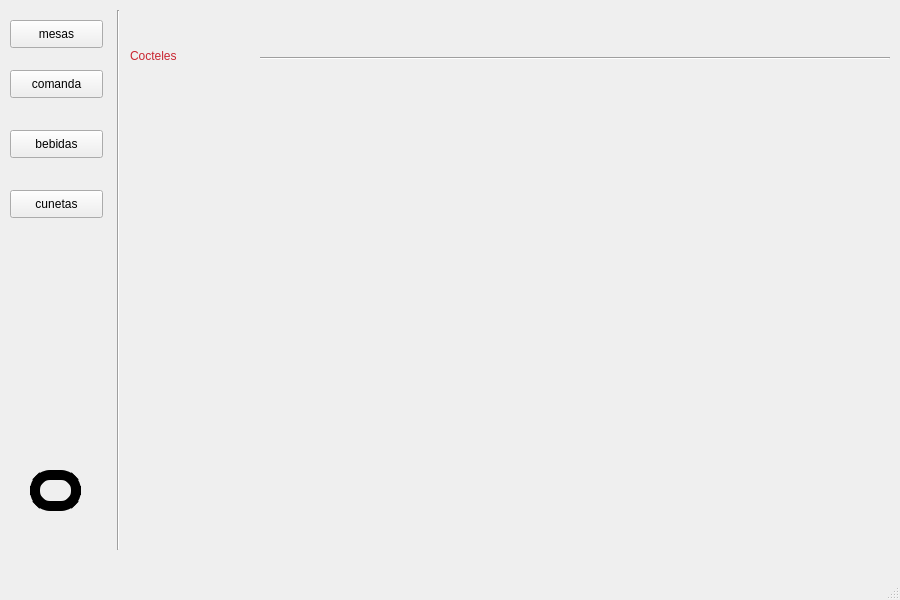
Above: Restaurante/Mesero/principal_mesero.ui from camvaz/restaurante-ihc before the change. Below: the same form after it.
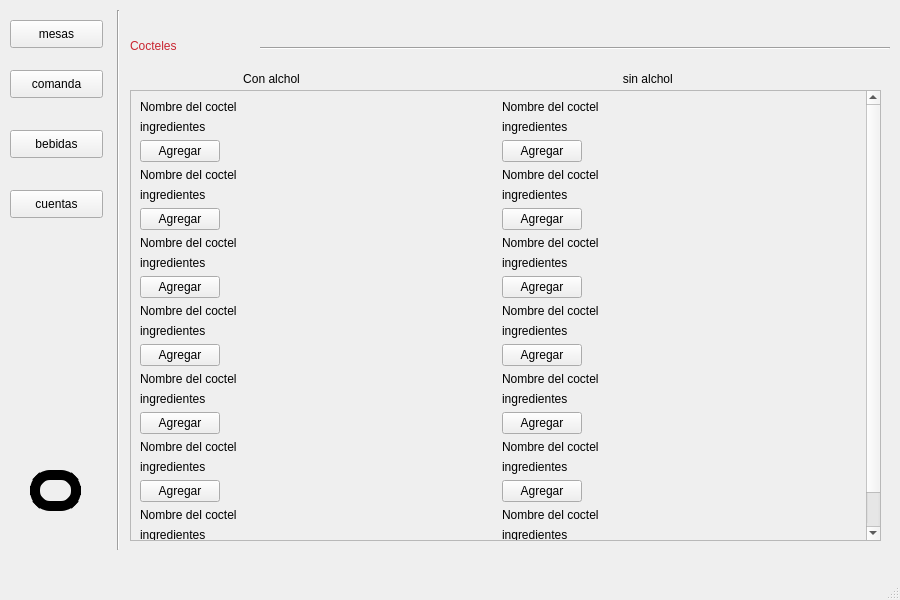
That is the form after the change. The open tabs and pages were chosen to show the change. Icons and pictures are not drawn.

Commit message: terminacion de comada,bebidas

```diff
--- a/Restaurante/Mesero/principal_mesero.ui
+++ b/Restaurante/Mesero/principal_mesero.ui
@@ -87,7 +87,7 @@
      <cursorShape>OpenHandCursor</cursorShape>
     </property>
     <property name="text">
-     <string>cunetas</string>
+     <string>cuentas</string>
     </property>
    </widget>
    <widget class="QLabel" name="label">
@@ -6049,7 +6049,7 @@
       <property name="geometry">
        <rect>
         <x>130</x>
-        <y>40</y>
+        <y>30</y>
         <width>630</width>
         <height>16</height>
        </rect>
@@ -6062,8 +6062,8 @@
       <property name="geometry">
        <rect>
         <x>0</x>
-        <y>30</y>
-        <width>160</width>
+        <y>20</y>
+        <width>110</width>
         <height>31</height>
        </rect>
       </property>
@@ -6077,6 +6077,620 @@
        <string>Cocteles</string>
       </property>
      </widget>
+     <widget class="QScrollArea" name="scrollArea_27">
+      <property name="geometry">
+       <rect>
+        <x>0</x>
+        <y>80</y>
+        <width>751</width>
+        <height>451</height>
+       </rect>
+      </property>
+      <property name="widgetResizable">
+       <bool>true</bool>
+      </property>
+      <widget class="QWidget" name="scrollAreaWidgetContents_27">
+       <property name="geometry">
+        <rect>
+         <x>0</x>
+         <y>0</y>
+         <width>728</width>
+         <height>619</height>
+        </rect>
+       </property>
+       <layout class="QGridLayout" name="gridLayout_408">
+        <item row="6" column="0">
+         <layout class="QGridLayout" name="gridLayout_425">
+          <item row="0" column="0">
+           <layout class="QGridLayout" name="gridLayout_426">
+            <item row="0" column="0" colspan="2">
+             <widget class="QLabel" name="label_886">
+              <property name="text">
+               <string>Nombre del coctel</string>
+              </property>
+             </widget>
+            </item>
+            <item row="1" column="0" colspan="2">
+             <widget class="QLabel" name="label_887">
+              <property name="text">
+               <string>ingredientes</string>
+              </property>
+             </widget>
+            </item>
+            <item row="2" column="0">
+             <widget class="QPushButton" name="pushButton_265">
+              <property name="text">
+               <string>Agregar</string>
+              </property>
+             </widget>
+            </item>
+            <item row="2" column="1">
+             <spacer name="horizontalSpacer_507">
+              <property name="orientation">
+               <enum>Qt::Horizontal</enum>
+              </property>
+              <property name="sizeHint" stdset="0">
+               <size>
+                <width>188</width>
+                <height>20</height>
+               </size>
+              </property>
+             </spacer>
+            </item>
+           </layout>
+          </item>
+          <item row="0" column="1">
+           <layout class="QGridLayout" name="gridLayout_427">
+            <item row="0" column="0" colspan="2">
+             <widget class="QLabel" name="label_888">
+              <property name="text">
+               <string>Nombre del coctel</string>
+              </property>
+             </widget>
+            </item>
+            <item row="1" column="0" colspan="2">
+             <widget class="QLabel" name="label_889">
+              <property name="text">
+               <string>ingredientes</string>
+              </property>
+             </widget>
+            </item>
+            <item row="2" column="0">
+             <widget class="QPushButton" name="pushButton_266">
+              <property name="text">
+               <string>Agregar</string>
+              </property>
+             </widget>
+            </item>
+            <item row="2" column="1">
+             <spacer name="horizontalSpacer_508">
+              <property name="orientation">
+               <enum>Qt::Horizontal</enum>
+              </property>
+              <property name="sizeHint" stdset="0">
+               <size>
+                <width>188</width>
+                <height>20</height>
+               </size>
+              </property>
+             </spacer>
+            </item>
+           </layout>
+          </item>
+         </layout>
+        </item>
+        <item row="3" column="0">
+         <layout class="QGridLayout" name="gridLayout_416">
+          <item row="0" column="0">
+           <layout class="QGridLayout" name="gridLayout_417">
+            <item row="0" column="0" colspan="2">
+             <widget class="QLabel" name="label_874">
+              <property name="text">
+               <string>Nombre del coctel</string>
+              </property>
+             </widget>
+            </item>
+            <item row="1" column="0" colspan="2">
+             <widget class="QLabel" name="label_875">
+              <property name="text">
+               <string>ingredientes</string>
+              </property>
+             </widget>
+            </item>
+            <item row="2" column="0">
+             <widget class="QPushButton" name="pushButton_259">
+              <property name="text">
+               <string>Agregar</string>
+              </property>
+             </widget>
+            </item>
+            <item row="2" column="1">
+             <spacer name="horizontalSpacer_501">
+              <property name="orientation">
+               <enum>Qt::Horizontal</enum>
+              </property>
+              <property name="sizeHint" stdset="0">
+               <size>
+                <width>188</width>
+                <height>20</height>
+               </size>
+              </property>
+             </spacer>
+            </item>
+           </layout>
+          </item>
+          <item row="0" column="1">
+           <layout class="QGridLayout" name="gridLayout_418">
+            <item row="0" column="0" colspan="2">
+             <widget class="QLabel" name="label_876">
+              <property name="text">
+               <string>Nombre del coctel</string>
+              </property>
+             </widget>
+            </item>
+            <item row="1" column="0" colspan="2">
+             <widget class="QLabel" name="label_877">
+              <property name="text">
+               <string>ingredientes</string>
+              </property>
+             </widget>
+            </item>
+            <item row="2" column="0">
+             <widget class="QPushButton" name="pushButton_260">
+              <property name="text">
+               <string>Agregar</string>
+              </property>
+             </widget>
+            </item>
+            <item row="2" column="1">
+             <spacer name="horizontalSpacer_502">
+              <property name="orientation">
+               <enum>Qt::Horizontal</enum>
+              </property>
+              <property name="sizeHint" stdset="0">
+               <size>
+                <width>188</width>
+                <height>20</height>
+               </size>
+              </property>
+             </spacer>
+            </item>
+           </layout>
+          </item>
+         </layout>
+        </item>
+        <item row="1" column="0">
+         <layout class="QGridLayout" name="gridLayout_412">
+          <item row="0" column="0">
+           <layout class="QGridLayout" name="gridLayout_410">
+            <item row="0" column="0" colspan="2">
+             <widget class="QLabel" name="label_866">
+              <property name="text">
+               <string>Nombre del coctel</string>
+              </property>
+             </widget>
+            </item>
+            <item row="1" column="0" colspan="2">
+             <widget class="QLabel" name="label_867">
+              <property name="text">
+               <string>ingredientes</string>
+              </property>
+             </widget>
+            </item>
+            <item row="2" column="0">
+             <widget class="QPushButton" name="pushButton_255">
+              <property name="text">
+               <string>Agregar</string>
+              </property>
+             </widget>
+            </item>
+            <item row="2" column="1">
+             <spacer name="horizontalSpacer_497">
+              <property name="orientation">
+               <enum>Qt::Horizontal</enum>
+              </property>
+              <property name="sizeHint" stdset="0">
+               <size>
+                <width>188</width>
+                <height>20</height>
+               </size>
+              </property>
+             </spacer>
+            </item>
+           </layout>
+          </item>
+          <item row="0" column="1">
+           <layout class="QGridLayout" name="gridLayout_411">
+            <item row="0" column="0" colspan="2">
+             <widget class="QLabel" name="label_868">
+              <property name="text">
+               <string>Nombre del coctel</string>
+              </property>
+             </widget>
+            </item>
+            <item row="1" column="0" colspan="2">
+             <widget class="QLabel" name="label_869">
+              <property name="text">
+               <string>ingredientes</string>
+              </property>
+             </widget>
+            </item>
+            <item row="2" column="0">
+             <widget class="QPushButton" name="pushButton_256">
+              <property name="text">
+               <string>Agregar</string>
+              </property>
+             </widget>
+            </item>
+            <item row="2" column="1">
+             <spacer name="horizontalSpacer_498">
+              <property name="orientation">
+               <enum>Qt::Horizontal</enum>
+              </property>
+              <property name="sizeHint" stdset="0">
+               <size>
+                <width>188</width>
+                <height>20</height>
+               </size>
+              </property>
+             </spacer>
+            </item>
+           </layout>
+          </item>
+         </layout>
+        </item>
+        <item row="2" column="0">
+         <layout class="QGridLayout" name="gridLayout_413">
+          <item row="0" column="0">
+           <layout class="QGridLayout" name="gridLayout_414">
+            <item row="0" column="0" colspan="2">
+             <widget class="QLabel" name="label_870">
+              <property name="text">
+               <string>Nombre del coctel</string>
+              </property>
+             </widget>
+            </item>
+            <item row="1" column="0" colspan="2">
+             <widget class="QLabel" name="label_871">
+              <property name="text">
+               <string>ingredientes</string>
+              </property>
+             </widget>
+            </item>
+            <item row="2" column="0">
+             <widget class="QPushButton" name="pushButton_257">
+              <property name="text">
+               <string>Agregar</string>
+              </property>
+             </widget>
+            </item>
+            <item row="2" column="1">
+             <spacer name="horizontalSpacer_499">
+              <property name="orientation">
+               <enum>Qt::Horizontal</enum>
+              </property>
+              <property name="sizeHint" stdset="0">
+               <size>
+                <width>188</width>
+                <height>20</height>
+               </size>
+              </property>
+             </spacer>
+            </item>
+           </layout>
+          </item>
+          <item row="0" column="1">
+           <layout class="QGridLayout" name="gridLayout_415">
+            <item row="0" column="0" colspan="2">
+             <widget class="QLabel" name="label_872">
+              <property name="text">
+               <string>Nombre del coctel</string>
+              </property>
+             </widget>
+            </item>
+            <item row="1" column="0" colspan="2">
+             <widget class="QLabel" name="label_873">
+              <property name="text">
+               <string>ingredientes</string>
+              </property>
+             </widget>
+            </item>
+            <item row="2" column="0">
+             <widget class="QPushButton" name="pushButton_258">
+              <property name="text">
+               <string>Agregar</string>
+              </property>
+             </widget>
+            </item>
+            <item row="2" column="1">
+             <spacer name="horizontalSpacer_500">
+              <property name="orientation">
+               <enum>Qt::Horizontal</enum>
+              </property>
+              <property name="sizeHint" stdset="0">
+               <size>
+                <width>188</width>
+                <height>20</height>
+               </size>
+              </property>
+             </spacer>
+            </item>
+           </layout>
+          </item>
+         </layout>
+        </item>
+        <item row="0" column="0">
+         <layout class="QHBoxLayout" name="horizontalLayout_26"/>
+        </item>
+        <item row="4" column="0">
+         <layout class="QGridLayout" name="gridLayout_419">
+          <item row="0" column="0">
+           <layout class="QGridLayout" name="gridLayout_420">
+            <item row="0" column="0" colspan="2">
+             <widget class="QLabel" name="label_878">
+              <property name="text">
+               <string>Nombre del coctel</string>
+              </property>
+             </widget>
+            </item>
+            <item row="1" column="0" colspan="2">
+             <widget class="QLabel" name="label_879">
+              <property name="text">
+               <string>ingredientes</string>
+              </property>
+             </widget>
+            </item>
+            <item row="2" column="0">
+             <widget class="QPushButton" name="pushButton_261">
+              <property name="text">
+               <string>Agregar</string>
+              </property>
+             </widget>
+            </item>
+            <item row="2" column="1">
+             <spacer name="horizontalSpacer_503">
+              <property name="orientation">
+               <enum>Qt::Horizontal</enum>
+              </property>
+              <property name="sizeHint" stdset="0">
+               <size>
+                <width>188</width>
+                <height>20</height>
+               </size>
+              </property>
+             </spacer>
+            </item>
+           </layout>
+          </item>
+          <item row="0" column="1">
+           <layout class="QGridLayout" name="gridLayout_421">
+            <item row="0" column="0" colspan="2">
+             <widget class="QLabel" name="label_880">
+              <property name="text">
+               <string>Nombre del coctel</string>
+              </property>
+             </widget>
+            </item>
+            <item row="1" column="0" colspan="2">
+             <widget class="QLabel" name="label_881">
+              <property name="text">
+               <string>ingredientes</string>
+              </property>
+             </widget>
+            </item>
+            <item row="2" column="0">
+             <widget class="QPushButton" name="pushButton_262">
+              <property name="text">
+               <string>Agregar</string>
+              </property>
+             </widget>
+            </item>
+            <item row="2" column="1">
+             <spacer name="horizontalSpacer_504">
+              <property name="orientation">
+               <enum>Qt::Horizontal</enum>
+              </property>
+              <property name="sizeHint" stdset="0">
+               <size>
+                <width>188</width>
+                <height>20</height>
+               </size>
+              </property>
+             </spacer>
+            </item>
+           </layout>
+          </item>
+         </layout>
+        </item>
+        <item row="5" column="0">
+         <layout class="QGridLayout" name="gridLayout_422">
+          <item row="0" column="0">
+           <layout class="QGridLayout" name="gridLayout_423">
+            <item row="0" column="0" colspan="2">
+             <widget class="QLabel" name="label_882">
+              <property name="text">
+               <string>Nombre del coctel</string>
+              </property>
+             </widget>
+            </item>
+            <item row="1" column="0" colspan="2">
+             <widget class="QLabel" name="label_883">
+              <property name="text">
+               <string>ingredientes</string>
+              </property>
+             </widget>
+            </item>
+            <item row="2" column="0">
+             <widget class="QPushButton" name="pushButton_263">
+              <property name="text">
+               <string>Agregar</string>
+              </property>
+             </widget>
+            </item>
+            <item row="2" column="1">
+             <spacer name="horizontalSpacer_505">
+              <property name="orientation">
+               <enum>Qt::Horizontal</enum>
+              </property>
+              <property name="sizeHint" stdset="0">
+               <size>
+                <width>188</width>
+                <height>20</height>
+               </size>
+              </property>
+             </spacer>
+            </item>
+           </layout>
+          </item>
+          <item row="0" column="1">
+           <layout class="QGridLayout" name="gridLayout_424">
+            <item row="0" column="0" colspan="2">
+             <widget class="QLabel" name="label_884">
+              <property name="text">
+               <string>Nombre del coctel</string>
+              </property>
+             </widget>
+            </item>
+            <item row="1" column="0" colspan="2">
+             <widget class="QLabel" name="label_885">
+              <property name="text">
+               <string>ingredientes</string>
+              </property>
+             </widget>
+            </item>
+            <item row="2" column="0">
+             <widget class="QPushButton" name="pushButton_264">
+              <property name="text">
+               <string>Agregar</string>
+              </property>
+             </widget>
+            </item>
+            <item row="2" column="1">
+             <spacer name="horizontalSpacer_506">
+              <property name="orientation">
+               <enum>Qt::Horizontal</enum>
+              </property>
+              <property name="sizeHint" stdset="0">
+               <size>
+                <width>188</width>
+                <height>20</height>
+               </size>
+              </property>
+             </spacer>
+            </item>
+           </layout>
+          </item>
+         </layout>
+        </item>
+        <item row="7" column="0">
+         <layout class="QGridLayout" name="gridLayout_428">
+          <item row="0" column="0">
+           <layout class="QGridLayout" name="gridLayout_429">
+            <item row="0" column="0" colspan="2">
+             <widget class="QLabel" name="label_890">
+              <property name="text">
+               <string>Nombre del coctel</string>
+              </property>
+             </widget>
+            </item>
+            <item row="1" column="0" colspan="2">
+             <widget class="QLabel" name="label_891">
+              <property name="text">
+               <string>ingredientes</string>
+              </property>
+             </widget>
+            </item>
+            <item row="2" column="0">
+             <widget class="QPushButton" name="pushButton_267">
+              <property name="text">
+               <string>Agregar</string>
+              </property>
+             </widget>
+            </item>
+            <item row="2" column="1">
+             <spacer name="horizontalSpacer_509">
+              <property name="orientation">
+               <enum>Qt::Horizontal</enum>
+              </property>
+              <property name="sizeHint" stdset="0">
+               <size>
+                <width>188</width>
+                <height>20</height>
+               </size>
+              </property>
+             </spacer>
+            </item>
+           </layout>
+          </item>
+          <item row="0" column="1">
+           <layout class="QGridLayout" name="gridLayout_430">
+            <item row="0" column="0" colspan="2">
+             <widget class="QLabel" name="label_892">
+              <property name="text">
+               <string>Nombre del coctel</string>
+              </property>
+             </widget>
+            </item>
+            <item row="1" column="0" colspan="2">
+             <widget class="QLabel" name="label_893">
+              <property name="text">
+               <string>ingredientes</string>
+              </property>
+             </widget>
+            </item>
+            <item row="2" column="0">
+             <widget class="QPushButton" name="pushButton_268">
+              <property name="text">
+               <string>Agregar</string>
+              </property>
+             </widget>
+            </item>
+            <item row="2" column="1">
+             <spacer name="horizontalSpacer_510">
+              <property name="orientation">
+               <enum>Qt::Horizontal</enum>
+              </property>
+              <property name="sizeHint" stdset="0">
+               <size>
+                <width>188</width>
+                <height>20</height>
+               </size>
+              </property>
+             </spacer>
+            </item>
+           </layout>
+          </item>
+         </layout>
+        </item>
+       </layout>
+      </widget>
+     </widget>
+     <widget class="QWidget" name="layoutWidget_19">
+      <property name="geometry">
+       <rect>
+        <x>10</x>
+        <y>60</y>
+        <width>740</width>
+        <height>18</height>
+       </rect>
+      </property>
+      <layout class="QGridLayout" name="gridLayout_409">
+       <item row="0" column="1">
+        <widget class="QLabel" name="label_865">
+         <property name="text">
+          <string>                                 sin alchol</string>
+         </property>
+        </widget>
+       </item>
+       <item row="0" column="0">
+        <widget class="QLabel" name="label_864">
+         <property name="text">
+          <string>                               Con alchol</string>
+         </property>
+        </widget>
+       </item>
+      </layout>
+     </widget>
     </widget>
     <widget class="QWidget" name="page_13">
      <widget class="QLabel" name="label_540">
```
Left out of the diff: 599 changed lines with no effect on the pictures. The commit also changes 2 other files.
